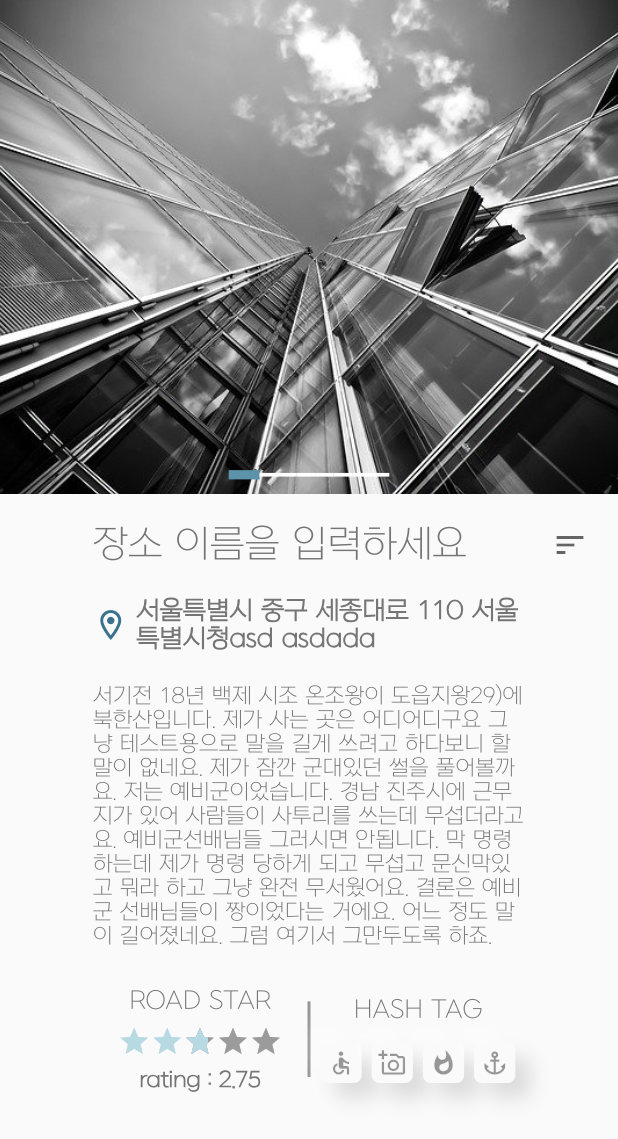
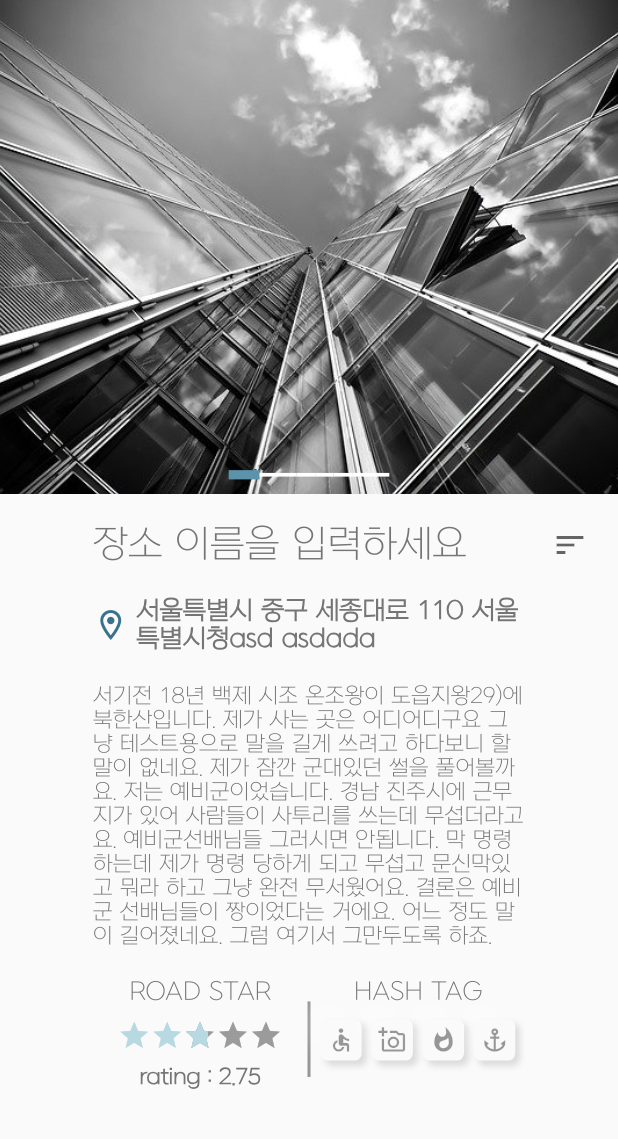
Before and after one commit to heooony/Road_ize, a Flutter app: the RoadScreen screen opened directly, after a tap on "서울특별시 중구 세종대로 110 서울특별시청asd asdada", on a phone screen of 412 x 824 dp. Shown: the top 1139 px of the screen. Run offline on Flutter 3.47's test engine with Material 2 defaults, Android fonts, the phone set to English and light mode, and no system bars; drawn by our look-alikes of flutter_rating_bar; our stand-ins replace cloud_firestore, firebase_auth, firebase_core, google_sign_in; missing offline and left inert: bottom_bar_line; accounts and stored records are empty.

Commit message:
Add place design

```diff
--- a/lib/screens/place/components/hashtag_card.dart
+++ b/lib/screens/place/components/hashtag_card.dart
@@ -16,9 +16,9 @@ class HashTagCard extends StatelessWidget {
           borderRadius: BorderRadius.circular(5.0),
           boxShadow: [
             BoxShadow(
-                offset: Offset(10, 10),
+                offset: Offset(3, 3),
                 color: Colors.black.withOpacity(0.12),
-                blurRadius: 10.0),
+                blurRadius: 3.0),
             BoxShadow(
                 offset: Offset(-10, -10),
                 color: Colors.white.withOpacity(0.2),
--- a/lib/screens/place/components/place_image.dart
+++ b/lib/screens/place/components/place_image.dart
@@ -22,7 +22,7 @@ class _PlaceImageState extends State<PlaceImage> {
           child: PageView(
             onPageChanged: (value) {
               setState(() {
-                //currentPage = value;
+                currentPage = value;
               });
             },
             children: [
--- a/lib/screens/place/components/rating_hashtag.dart
+++ b/lib/screens/place/components/rating_hashtag.dart
@@ -15,12 +15,13 @@ class RatingHashtag extends StatelessWidget {
         children: [
           Expanded(
               child: Column(
-            mainAxisAlignment: MainAxisAlignment.spaceEvenly,
+            mainAxisAlignment: MainAxisAlignment.start,
             children: [
               Text(
                 'ROAD STAR',
                 style: TextStyle(fontSize: SizeConfig.fontSize * 0.8),
               ),
+              Spacer(),
               RatingBarIndicator(
                 rating: 2.75,
                 itemBuilder: (context, index) => Icon(
@@ -31,10 +32,12 @@ class RatingHashtag extends StatelessWidget {
                 itemSize: getProportionateScreenWidth(20.0),
                 direction: Axis.horizontal,
               ),
+              Spacer(),
               Text(
                 'rating : 2.75',
                 style: TextStyle(fontWeight: FontWeight.bold),
-              )
+              ),
+              Spacer(),
             ],
           )),
           Container(
@@ -44,12 +47,13 @@ class RatingHashtag extends StatelessWidget {
           ),
           Expanded(
               child: Column(
-            mainAxisAlignment: MainAxisAlignment.spaceEvenly,
+            mainAxisAlignment: MainAxisAlignment.start,
             children: [
               Text(
                 'HASH TAG',
                 style: TextStyle(fontSize: SizeConfig.fontSize * 0.8),
               ),
+              Spacer(),
               Row(
                 mainAxisAlignment: MainAxisAlignment.spaceEvenly,
                 children: [
@@ -64,7 +68,10 @@ class RatingHashtag extends StatelessWidget {
                     icon: Icons.anchor_outlined,
                   ),
                 ],
-              )
+              ),
+              Spacer(
+                flex: 3,
+              ),
             ],
           )),
         ],
--- a/lib/screens/road/components/road_profile.dart
+++ b/lib/screens/road/components/road_profile.dart
@@ -10,6 +10,7 @@ class RoadProfile extends StatelessWidget {
     final size = MediaQuery.of(context).size;
     SizeConfig.init(context);
     return SliverAppBar(
+      automaticallyImplyLeading: false,
       collapsedHeight: SizeConfig.screenHeight * 0.2,
       elevation: 0,
       floating: true,
@@ -27,6 +28,21 @@ class RoadProfile extends StatelessWidget {
                 image: DecorationImage(
                     image: AssetImage('images/login_background.jpg'),
                     fit: BoxFit.cover)),
+          ),
+          Positioned(
+            bottom: SizeConfig.screenHeight * 0.1,
+            left: kDefaultPadding,
+            child: Container(
+              width: SizeConfig.screenWidth * 0.7,
+              child: Text(
+                '24년 인생을 건 완벽한, 어느새 김경희는 늙었다.',
+                style: TextStyle(
+                    height: 1.4,
+                    color: Colors.white,
+                    fontSize: SizeConfig.fontSize * 1.4,
+                    fontFamily: 'nexon_medium'),
+              ),
+            ),
           ),
           Positioned(
               right: 0, bottom: kDefaultPadding * 2, child: ProfileCard()),
@@ -62,19 +78,6 @@ class _ProfileCardState extends State<ProfileCard> {
       mainAxisAlignment: MainAxisAlignment.end,
       children: [
         Container(
-          width: SizeConfig.screenWidth * 0.4,
-          height: getProportionateScreenHeight(37.0),
-          color: kSecondColor,
-          child: Center(
-            child: Text(
-              'Restaurant',
-              textAlign: TextAlign.center,
-              style:
-                  TextStyle(color: Colors.white, fontSize: SizeConfig.fontSize),
-            ),
-          ),
-        ),
-        Container(
           width: SizeConfig.screenWidth * 0.2,
           height: getProportionateScreenHeight(37.0),
           color: kPrimaryLightColor,
```
Also changed, not shown: lib/screens/post/add_post_screen.dart (added).
